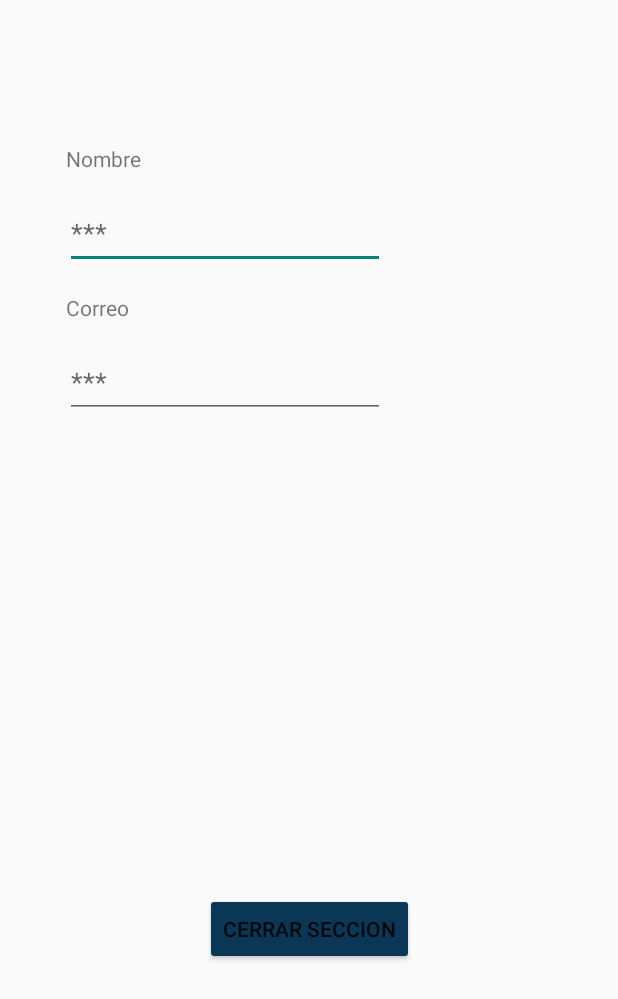
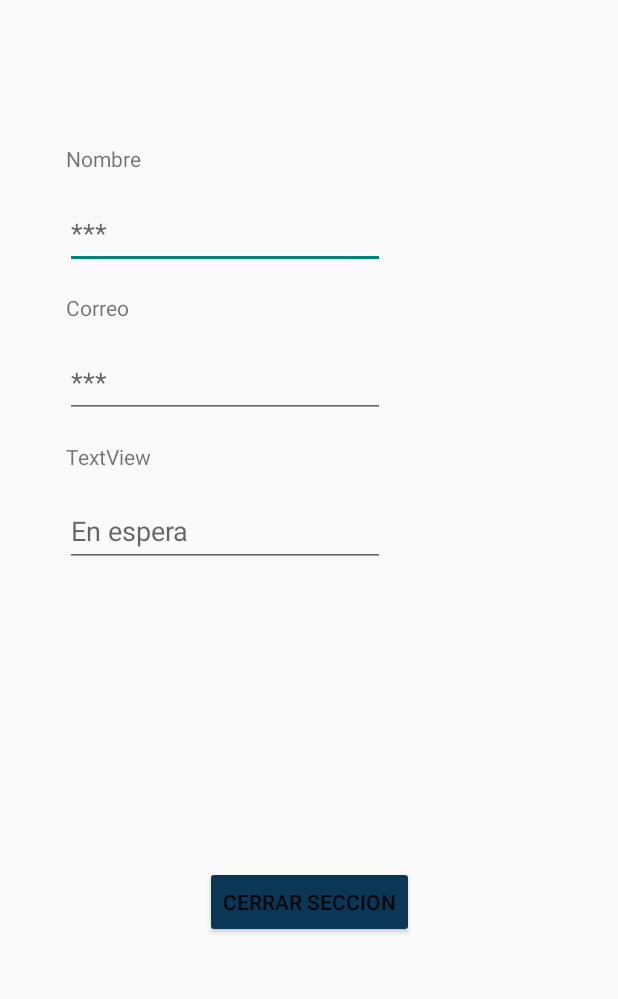
Before and after one commit to angelartram001/ProyectoVocesMar, an Android app: the layout activity_perfil_user.xml on its own in the app's theme, with its tools: preview values and no code run, on a phone screen of 412 x 824 dp. Shown: the top 999 px of the screen. Run offline under Robolectric (Android 15) with nearby library versions, the phone set to English and light mode, and no system bars.

Commit message:
Proyecto_VocesMarinas_Version 1.1

```diff
--- a/app/src/main/java/com/example/index/PerfilUser.java
+++ b/app/src/main/java/com/example/index/PerfilUser.java
@@ -21,7 +21,7 @@ public class PerfilUser extends AppCompatActivity {
 
     private FirebaseAuth auth;
     DatabaseReference dbref;
-    EditText pername,pergmail;
+    EditText pername,pergmail,perpermisos;
 
     @Override
     protected void onCreate(Bundle savedInstanceState) {
@@ -30,6 +30,7 @@ public class PerfilUser extends AppCompatActivity {
 
         pername = (EditText) findViewById(R.id.perfilname);
         pergmail = (EditText) findViewById(R.id.perfilgmail);
+        perpermisos = (EditText) findViewById(R.id.perfilpermisos);
 
         auth = FirebaseAuth.getInstance();
         dbref = FirebaseDatabase.getInstance().getReference();
@@ -61,6 +62,7 @@ public class PerfilUser extends AppCompatActivity {
 
                     pername.setText(name);
                     pergmail.setText(gmail);
+                    perpermisos.setText(permisos);
 
                 }
             }
--- a/app/src/main/res/layout/activity_perfil_user.xml
+++ b/app/src/main/res/layout/activity_perfil_user.xml
@@ -10,14 +10,13 @@
         android:id="@+id/btncerrar"
         android:layout_width="wrap_content"
         android:layout_height="wrap_content"
-        android:layout_marginTop="136dp"
         android:backgroundTint="@color/mar"
         android:onClick="CerrarSeccion"
         android:text="@string/btncerrar"
         app:layout_constraintBottom_toBottomOf="parent"
         app:layout_constraintEnd_toEndOf="parent"
         app:layout_constraintStart_toStartOf="parent"
-        app:layout_constraintTop_toBottomOf="@+id/perfilgmail" />
+        app:layout_constraintTop_toBottomOf="@+id/perfilpermisos" />
 
     <EditText
         android:id="@+id/perfilname"
@@ -66,4 +65,28 @@
         android:text="@string/tvgmail"
         app:layout_constraintStart_toStartOf="parent"
         app:layout_constraintTop_toBottomOf="@+id/perfilname" />
+
+    <TextView
+        android:id="@+id/tvpermisos"
+        android:layout_width="wrap_content"
+        android:layout_height="wrap_content"
+        android:layout_marginStart="44dp"
+        android:layout_marginTop="16dp"
+        android:text="TextView"
+        app:layout_constraintStart_toStartOf="parent"
+        app:layout_constraintTop_toBottomOf="@+id/perfilgmail" />
+
+    <EditText
+        android:id="@+id/perfilpermisos"
+        android:layout_width="wrap_content"
+        android:layout_height="wrap_content"
+        android:layout_marginTop="16dp"
+        android:ems="10"
+        android:hint="@string/perfilpermisos"
+        android:inputType="textPersonName"
+        android:minHeight="48dp"
+        app:layout_constraintEnd_toEndOf="parent"
+        app:layout_constraintHorizontal_bias="0.217"
+        app:layout_constraintStart_toStartOf="parent"
+        app:layout_constraintTop_toBottomOf="@+id/tvpermisos" />
 </androidx.constraintlayout.widget.ConstraintLayout>
--- a/app/src/main/res/values/strings.xml
+++ b/app/src/main/res/values/strings.xml
@@ -28,8 +28,11 @@
     //Data
     <string name="tvname">Nombre</string>
     <string name="tvgmail">Correo</string>
+    <string name="tvpermisos">Permisos</string>
     <string name="perfilname">***</string>
     <string name="perfilgmail">***</string>
+    <string name="perfilpermisos">En espera</string>
 
+    //<string name="btnadmi">Cerrar seccion</string>
 
 </resources>
```
Also changed, not shown: app/src/main/java/com/example/index/MainActivity.java (+30 -11 lines), app/src/main/java/com/example/index/PerfilAdmi.java (+13 -1 lines), app/src/main/res/layout/activity_perfil_admi.xml (+12 -0 lines).
